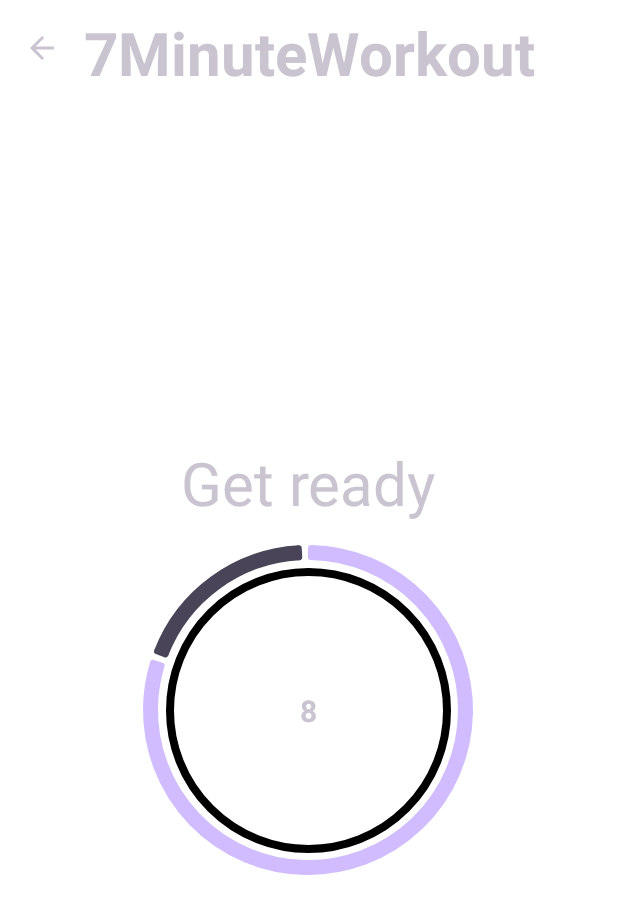
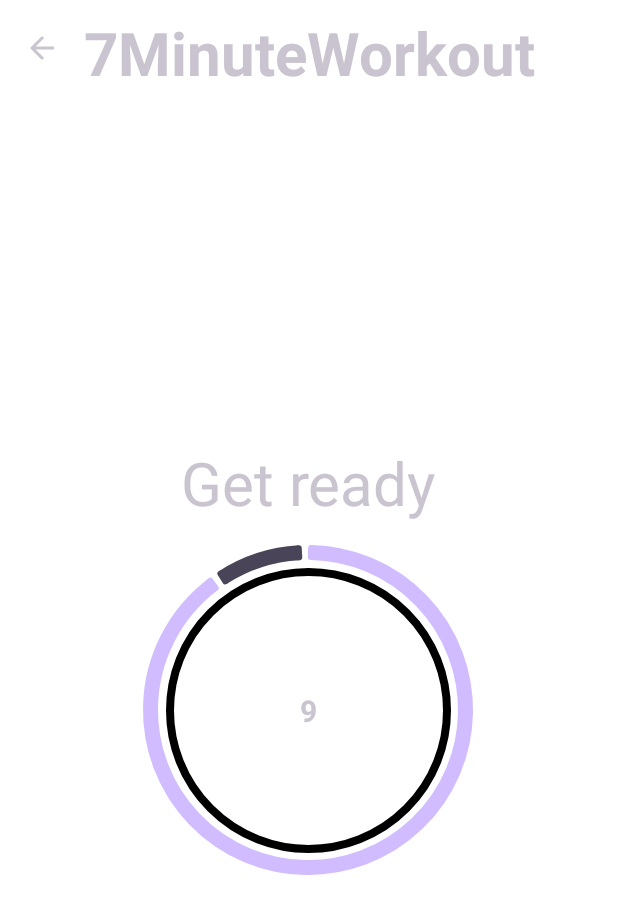
Before and after one commit to dolgovv/7MinuteWorkout, an Android app: the ExerciseActivity screen opened directly, with no data from a screen before it, on a phone screen of 412 x 824 dp. Shown: the top 914 px of the screen. Run offline under Robolectric (Android 15) with nearby library versions, the phone set to English and light mode, and no system bars.

Commit message:
Big update
Added:
- Second layout "llRunning"
- Exercise running countdown timer
- Algorithm of changing the progress bar
- 1 test pic of a "Cable fly" exercise
- ExerciseModel.kt and Constants.kt which is going to be used for implementing and changing an exercises

Fixed:
- Start countdown timer`s progress bar visual issue
- Some minor changes and fixes

```diff
--- /dev/null
+++ b/app/src/main/java/com/example/a7minuteworkout/Constants.kt
@@ -0,0 +1,19 @@
+package com.example.a7minuteworkout
+
+class Constants {
+    companion object{
+          fun defaultExerciseList(): ArrayList<ExerciseModel>{
+              val exerciseList = ArrayList<ExerciseModel>()
+              val cableFly = ExerciseModel(1,
+                  "Cable Fly",
+                  R.drawable.chest_cable_fly_straight,
+                  false,
+                  false)
+              exerciseList.add(cableFly)
+
+              //a place for an exercises
+
+              return exerciseList
+          }
+    }
+}
--- a/app/src/main/java/com/example/a7minuteworkout/ExerciseActivity.kt
+++ b/app/src/main/java/com/example/a7minuteworkout/ExerciseActivity.kt
@@ -4,67 +4,120 @@ import android.content.Intent
 import androidx.appcompat.app.AppCompatActivity
 import android.os.Bundle
 import android.os.CountDownTimer
+import android.view.View
 import android.widget.Toast
 import androidx.appcompat.app.ActionBar
 import kotlinx.android.synthetic.main.activity_exercise.*
+import kotlinx.android.synthetic.main.activity_main.*
 
 class ExerciseActivity : AppCompatActivity() {
 
     private var restProgress = 0
     private var restTimer: CountDownTimer? = null
+    private var runningProgress = 0
+    private var runningTimer: CountDownTimer? = null
+
+    private var exerciseList: ArrayList<ExerciseModel>? = null
+    private var currentExercise = -1
+
     override fun onCreate(savedInstanceState: Bundle?) {
         super.onCreate(savedInstanceState)
+        setContentView(R.layout.activity_exercise)
 
-
-        setContentView(R.layout.activity_exercise)
-        setSupportActionBar(upper_case_exercise)
+        setSupportActionBar(upper_case_exercise) //toolbar at the start rest countdown timer menu
         val actionbar = supportActionBar
-        if (actionbar != null){
+        if (actionbar != null) {
             actionbar.setDisplayHomeAsUpEnabled(true)
         }
-        upper_case_exercise.setNavigationOnClickListener{
+        upper_case_exercise.setNavigationOnClickListener {
+            onBackPressed()
+        }
+        upper_case_exercise_running.setNavigationOnClickListener {
             onBackPressed()
         }
 
-//        ibStartExercise.setOnClickListener{
-//            setRestProgressBar()
-//        }
+        setSupportActionBar(upper_case_exercise_running) //toolbar at the start exercise timer menu
+        val actionbarRunning = supportActionBar
+        if (actionbarRunning != null) {
+            actionbarRunning.setDisplayHomeAsUpEnabled(true)
+        }
+        upper_case_exercise.setNavigationOnClickListener {
+            onBackPressed()
+        }
+        upper_case_exercise_running.setNavigationOnClickListener {
+            onBackPressed()
+        }
         setUpRestView()
+
+        exerciseList = Constants.defaultExerciseList()
 
     }
 
     override fun onDestroy() {
-        if(restTimer!=null){
+        if (restTimer != null) {
+            restTimer!!.cancel()
+            restProgress = 0
+        }
+        super.onDestroy()
+    }
+
+    private fun setRestProgressBar() {
+        exerProgressBar.progress = restProgress
+        restTimer = object : CountDownTimer(10000, 1000) {
+            override fun onTick(millisUntilFinished: Long) {
+                restProgress++
+                exerProgressBar.progress = 11 - restProgress
+                tvTimer.text = (11 - restProgress).toString()
+            }
+
+            override fun onFinish() {
+                currentExercise++
+                Toast.makeText(
+                    this@ExerciseActivity, "dawaii pognall",
+                    Toast.LENGTH_SHORT
+                ).show()
+                llRunning.visibility = View.VISIBLE
+                llStartCountDown.visibility = View.GONE
+                startRunningProgressBar()
+                restProgress = 0
+                setUpRunningView()
+            }
+        }.start()
+
+    }
+
+    private fun startRunningProgressBar() {
+        exerProgressBar_running.progress = runningProgress
+        runningTimer = object : CountDownTimer(15000, 1000) {
+            override fun onTick(millisUntilFinished: Long) {
+                runningProgress++
+                exerProgressBar_running.progress = 16 - runningProgress
+                tvTimer_running.text = (16 - runningProgress).toString()
+            }
+
+            override fun onFinish() {
+                Toast.makeText(
+                    this@ExerciseActivity, "done yept",
+                    Toast.LENGTH_SHORT
+                ).show()
+            }
+        }.start()
+    }
+
+    private fun setUpRestView() {
+        if (restTimer != null) {
             restTimer!!.cancel()
             restProgress = 0
         }
 
+        setRestProgressBar()
+    }
+    private fun setUpRunningView() {
+        if (runningTimer != null) {
+            runningTimer!!.cancel()
+            runningProgress = 0
+        }
 
-        super.onDestroy()
-    }
-    private fun setRestProgressBar(){
-        exerProgressBar.progress = restProgress
-        restTimer = object: CountDownTimer(10000, 1000){
-            override fun onTick(millisUntilFinished: Long) {
-                restProgress++
-                exerProgressBar.progress = 10-restProgress
-                tvTimer.text = (10-restProgress).toString()
-            }
-
-            override fun onFinish() {
-                Toast.makeText(this@ExerciseActivity, "dawaii pognall",
-                    Toast.LENGTH_SHORT).show()
-            }
-        }.start()
-
-    }
-    private fun setUpRestView(){
-        if (restTimer!=null){
-            restTimer!!.cancel()
-            restProgress = 0
-        }
-        setRestProgressBar()
-
-
+        startRunningProgressBar()
     }
 }
--- a/app/src/main/res/layout/activity_exercise.xml
+++ b/app/src/main/res/layout/activity_exercise.xml
@@ -8,9 +8,11 @@
     android:background="@color/white">
 
     <LinearLayout
+        android:id="@+id/llStartCountDown"
         android:layout_width="match_parent"
         android:layout_height="match_parent"
-        android:orientation="vertical">
+        android:orientation="vertical"
+        android:visibility="visible">
 
         <androidx.appcompat.widget.Toolbar
             android:id="@+id/upper_case_exercise"
@@ -81,4 +83,80 @@
             </LinearLayout>
         </LinearLayout>
     </LinearLayout>
+    <LinearLayout
+        android:id="@+id/llRunning"
+        android:layout_width="match_parent"
+        android:layout_height="match_parent"
+        android:orientation="vertical"
+        android:visibility="invisible">
+
+        <androidx.appcompat.widget.Toolbar
+            android:id="@+id/upper_case_exercise_running"
+            android:layout_width="match_parent"
+            android:layout_height="70dp"
+            android:orientation="horizontal">
+
+            <TextView
+                android:layout_height="match_parent"
+                android:layout_width="match_parent"
+                android:text="@string/app_name"
+                android:textStyle="bold"
+                android:textSize="40sp"
+                android:gravity="left|center"
+                />
+        </androidx.appcompat.widget.Toolbar>
+
+        <LinearLayout
+            android:layout_width="match_parent"
+            android:layout_height="match_parent"
+            app:layout_constraintTop_toBottomOf="@+id/upper_case_exercise"
+            android:orientation="vertical"
+            android:gravity="center">
+
+            <TextView
+                android:layout_width="wrap_content"
+                android:layout_height="wrap_content"
+                android:text="Get ready"
+                android:textSize="40sp"/>
+
+            <LinearLayout
+                android:layout_width="250dp"
+                android:layout_height="250dp"
+                android:orientation="vertical"
+                android:gravity="center">
+
+                <FrameLayout
+                    android:layout_width="match_parent"
+                    android:layout_height="match_parent">
+
+                    <com.google.android.material.progressindicator.CircularProgressIndicator
+                        android:id="@+id/exerProgressBar_running"
+                        android:layout_width="match_parent"
+                        android:layout_height="match_parent"
+                        android:progress="0"
+                        android:max="15"
+                        app:indicatorSize="220dp"
+                        app:trackThickness="10dp"
+                        android:layout_gravity="center"
+                        tools:ignore="InvalidId" />
+
+                    <ImageView
+                        android:id="@+id/ibStartExercise_running"
+                        android:layout_width="190dp"
+                        android:layout_height="190dp"
+                        android:src="@drawable/start_button_style"
+                        android:layout_gravity="center"/>
+
+                    <TextView
+                        android:id="@+id/tvTimer_running"
+                        android:layout_width="match_parent"
+                        android:layout_height="match_parent"
+                        android:text="START"
+                        android:gravity="center"
+                        android:textSize="20sp"
+                        android:textStyle="bold"/>
+                </FrameLayout>
+            </LinearLayout>
+        </LinearLayout>
+    </LinearLayout>
 </androidx.constraintlayout.widget.ConstraintLayout>
```
Also changed, not shown: app/src/main/java/com/example/a7minuteworkout/ExerciseModel.kt (added, +49 -0 lines), app/src/main/res/drawable/chest_cable_fly_straight.jpg (added).
